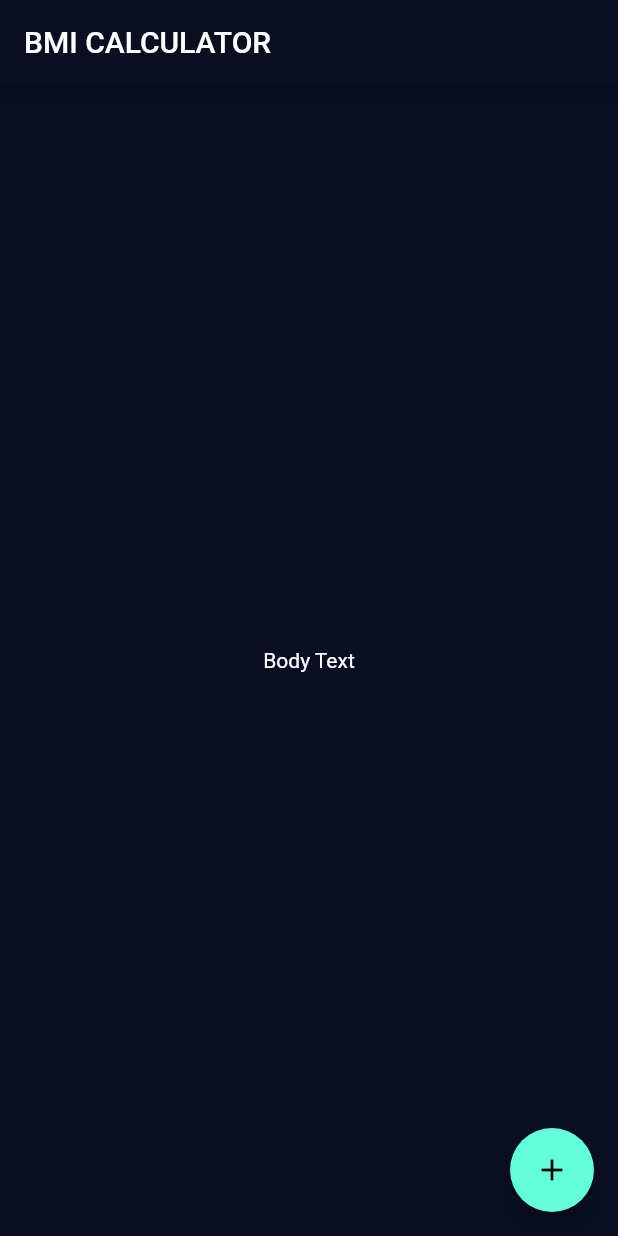
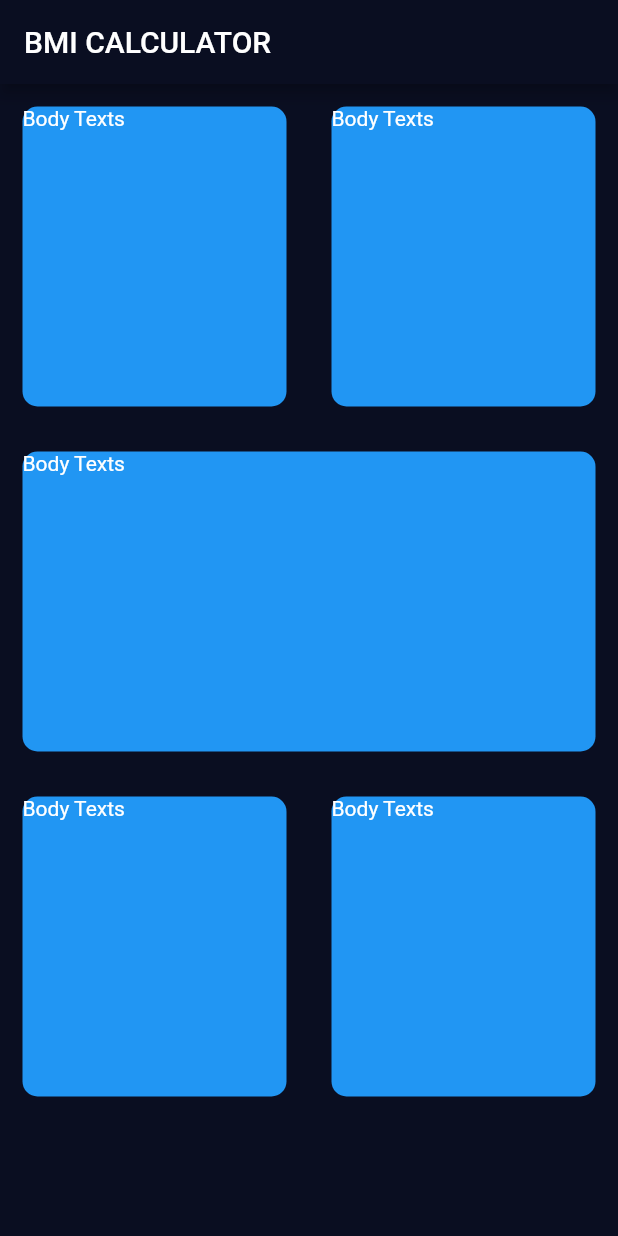
Before and after one commit to prakashsrv/flutter_app1, a Flutter app: the screen it shows after launch, on a phone screen of 412 x 824 dp. Run offline on Flutter 3.47's test engine with Material 2 defaults, Android fonts, the phone set to English and light mode, and no system bars.

```diff
--- /dev/null
+++ b/lib/input_page.dart
@@ -0,0 +1,60 @@
+import 'package:flutter/material.dart';
+
+class InputPage extends StatefulWidget {
+  @override
+  _InputPageState createState() => _InputPageState();
+}
+
+class _InputPageState extends State<InputPage> {
+  @override
+  Widget build(BuildContext context) {
+    return Scaffold(
+      appBar: AppBar(
+        title: Text('BMI CALCULATOR'),
+      ),
+      body: Column(
+        crossAxisAlignment: CrossAxisAlignment.stretch,
+        children: [
+        Row(
+          children: [
+          Expanded(
+            child: ReusableCard()
+          ),
+            Expanded(
+              child: ReusableCard()
+            ),
+          ],
+        ),
+          ReusableCard(),
+          Row(
+            children: [
+              Expanded(
+                child: ReusableCard()
+              ),
+              Expanded(
+                child: ReusableCard()
+              ),
+            ],
+          ),
+        ],
+      ),
+    );
+  }
+}
+
+class ReusableCard extends StatelessWidget {
+
+  @override
+  Widget build(BuildContext context) {
+    return Container(
+      margin: EdgeInsets.all(15.0),
+      decoration: BoxDecoration(
+          color: Colors.blue,
+          borderRadius: BorderRadius.circular(10.0)
+      ),
+      height: 200.0,
+      width: 160.0,
+      child: Text('Body Texts'),
+    );
+  }
+}
--- a/lib/main.dart
+++ b/lib/main.dart
@@ -1,4 +1,6 @@
 import 'package:flutter/material.dart';
+
+import 'input_page.dart';
 
 void main() => runApp(BMICalculator());
 
@@ -14,27 +16,3 @@ class BMICalculator extends StatelessWidget {
     );
   }
 }
-
-
-class InputPage extends StatefulWidget {
-  @override
-  _InputPageState createState() => _InputPageState();
-}
-
-class _InputPageState extends State<InputPage> {
-  @override
-  Widget build(BuildContext context) {
-    return Scaffold(
-      appBar: AppBar(
-        title: Text('BMI CALCULATOR'),
-      ),
-      body: Center(
-        child: Text('Body Text'),
-      ),
-      floatingActionButton: FloatingActionButton(
-        onPressed: () {  },
-        child: Icon(Icons.add),
-      ),
-    );
-  }
-}
```
